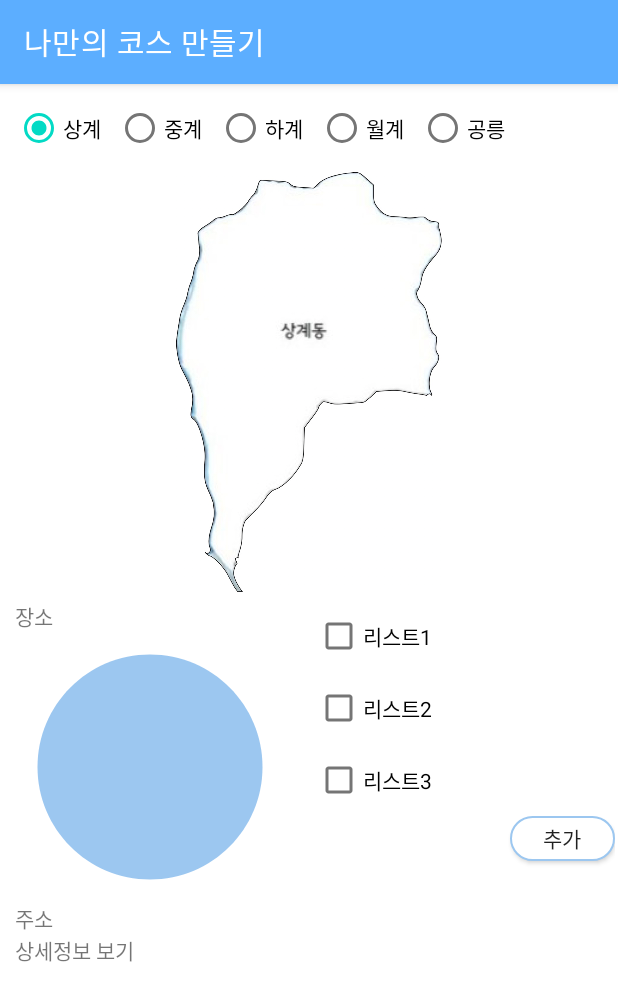
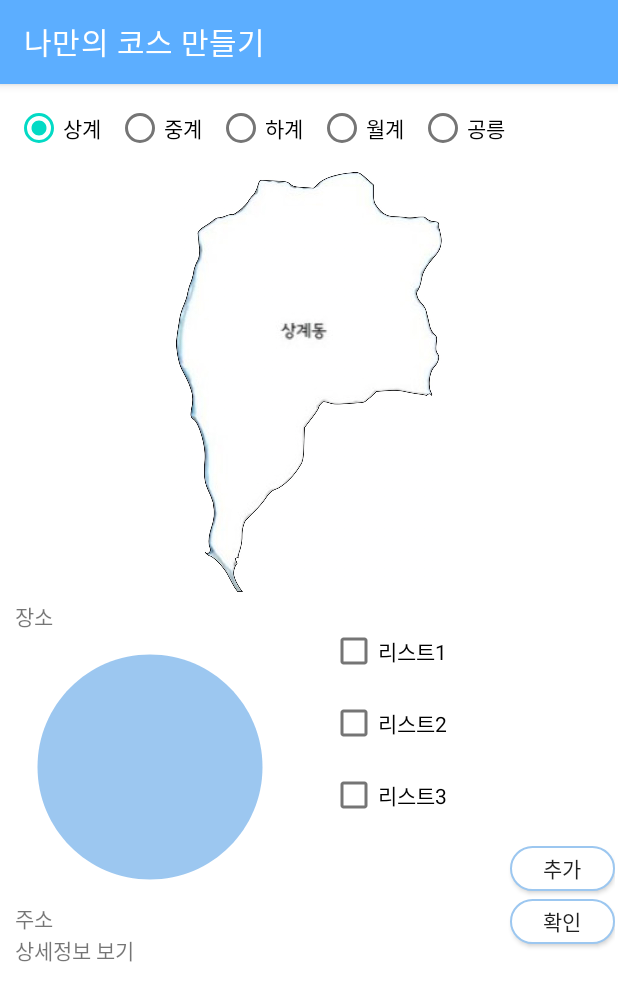
Before and after one commit to Hyobeen-Park/guru2_team21, an Android app: the MyrouteActivity screen opened directly, with no data from a screen before it, on a phone screen of 412 x 824 dp. Shown: the top 1001 px of the screen. Run offline under Robolectric (Android 15) with nearby library versions, the phone set to English and light mode, and no system bars.

Commit message:
MainActivity 기능별 버튼 선택시 해당 액티비티로 이동

```diff
--- a/app/src/main/java/com/example/guru2_team21/MainActivity.kt
+++ b/app/src/main/java/com/example/guru2_team21/MainActivity.kt
@@ -31,11 +31,13 @@ class MainActivity : AppCompatActivity() {
         start_school = findViewById(R.id.start_school)
 
         search.setOnClickListener {
-
+            val intent = Intent(this, SearchActivity::class.java);
+            startActivity(intent);
         }
 
         record.setOnClickListener {
-
+            val intent = Intent(this, RecordActivity::class.java);
+            startActivity(intent);
         }
 
         rec_route.setOnClickListener {
--- a/app/src/main/java/com/example/guru2_team21/MyrouteActivity.kt
+++ b/app/src/main/java/com/example/guru2_team21/MyrouteActivity.kt
@@ -1,8 +1,10 @@
 package com.example.guru2_team21
 
+import android.content.Intent
 import androidx.appcompat.app.AppCompatActivity
 import android.os.Bundle
 import android.widget.Button
+import android.widget.CheckBox
 import android.widget.ImageView
 import android.widget.RadioGroup
 
@@ -10,6 +12,12 @@ class MyrouteActivity : AppCompatActivity() {
 
     lateinit var choose_group : RadioGroup
     lateinit var choose_img : ImageView
+    lateinit var add_list_1 : CheckBox
+    lateinit var add_list_2 : CheckBox
+    lateinit var add_list_3 : CheckBox
+    lateinit var add_list_button : Button
+    lateinit var add_list_check_button : Button
+
 
     override fun onCreate(savedInstanceState: Bundle?) {
         super.onCreate(savedInstanceState)
@@ -18,6 +26,11 @@ class MyrouteActivity : AppCompatActivity() {
 
         choose_group = findViewById(R.id.choose_group)
         choose_img = findViewById(R.id.choose_img)
+        add_list_1 = findViewById(R.id.add_list_1)
+        add_list_2 = findViewById(R.id.add_list_2)
+        add_list_3 = findViewById(R.id.add_list_3)
+        add_list_button = findViewById(R.id.add_list_button)
+        add_list_check_button = findViewById(R.id.add_list_check_button)
 
         choose_group.setOnCheckedChangeListener{group, checkId ->
             when(checkId){
@@ -28,6 +41,16 @@ class MyrouteActivity : AppCompatActivity() {
                 R.id.choose_gongneung -> choose_img.setImageResource(R.drawable.gongneung)
         } }
 
+        add_list_button.setOnClickListener {
+
+        }
+
+        add_list_check_button.setOnClickListener {
+            val intent = Intent(this, Myroutelist::class.java);
+
+            startActivity(intent);
+        }
+
 
 
     }
--- a/app/src/main/java/com/example/guru2_team21/Myroutelist.kt
+++ b/app/src/main/java/com/example/guru2_team21/Myroutelist.kt
@@ -7,5 +7,6 @@ class Myroutelist : AppCompatActivity() {
     override fun onCreate(savedInstanceState: Bundle?) {
         super.onCreate(savedInstanceState)
         setContentView(R.layout.activity_myroutelist)
+        setTitle("나만의 코스 목록 확인");
     }
 }
--- a/app/src/main/res/layout/activity_myroute.xml
+++ b/app/src/main/res/layout/activity_myroute.xml
@@ -105,6 +105,12 @@
             android:orientation="vertical"
             android:layout_gravity="right">
 
+            <LinearLayout
+                android:layout_width="match_parent"
+                android:layout_height="wrap_content"
+                android:layout_margin="10dp"
+                android:orientation="vertical">
+
                 <CheckBox
                     android:id="@+id/add_list_1"
                     android:layout_width="wrap_content"
@@ -126,13 +132,24 @@
                     android:layout_gravity="left"
                     android:text="리스트3" />
 
+            </LinearLayout>
+
             <android.widget.Button
                 android:id="@+id/add_list_button"
                 android:layout_width="70dp"
                 android:layout_height="30dp"
-                android:layout_gravity="bottom|right"
+                android:layout_gravity="right"
                 android:background="@drawable/round"
                 android:text="추가" />
+
+            <android.widget.Button
+                android:id="@+id/add_list_check_button"
+                android:layout_marginTop="5dp"
+                android:layout_width="70dp"
+                android:layout_height="30dp"
+                android:layout_gravity="right"
+                android:background="@drawable/round"
+                android:text="확인" />
 
         </LinearLayout>
 
```
Also changed, not shown: app/src/main/res/layout/activity_myroutelist.xml (+16 -2 lines). Lines whose indentation alone changed are shown as unchanged.
